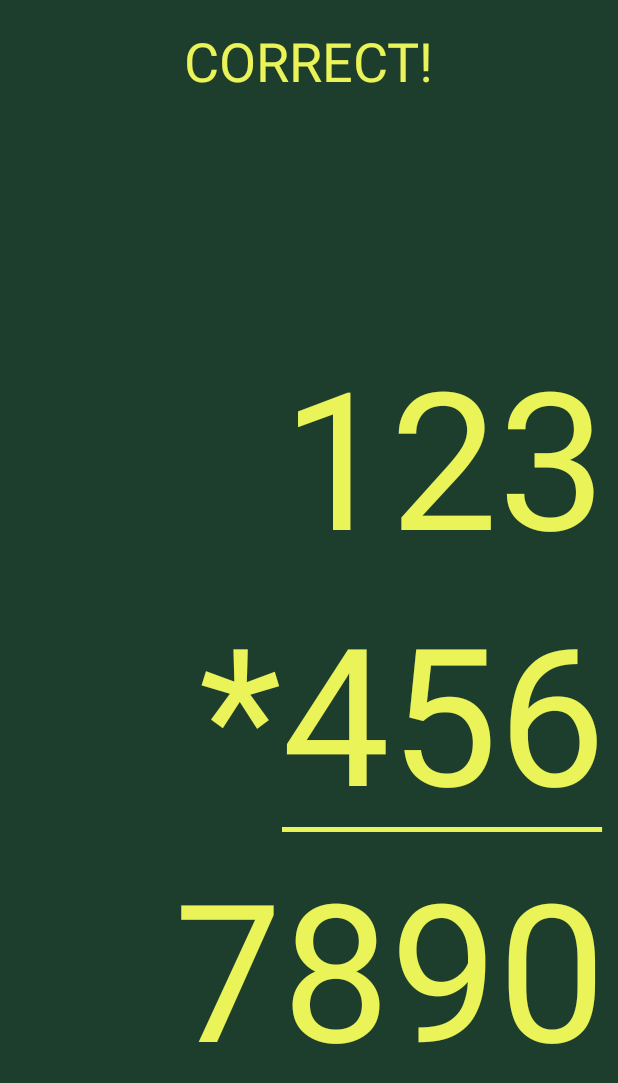
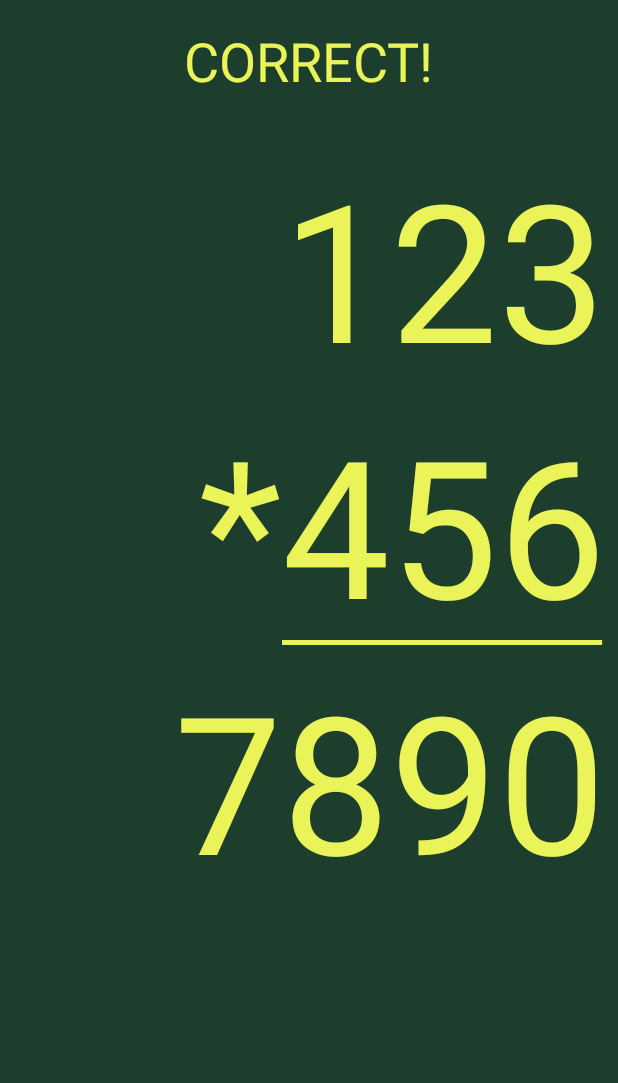
Before and after one commit to stupid-genius/Math-Tutor, an Android app: the layout activity_main.xml on its own in the app's theme, with its tools: preview values and no code run, on a phone screen of 412 x 824 dp. Shown: the top 1083 px of the screen. Run offline under Robolectric (Android 15) with nearby library versions, the phone set to English and light mode, and no system bars.

Commit message:
Layout changes
Linear layout with room at bottom for buttons.

```diff
--- a/app/src/main/res/layout/activity_main.xml
+++ b/app/src/main/res/layout/activity_main.xml
@@ -8,6 +8,7 @@
     tools:context=".MainActivity">
 
     <LinearLayout
+        android:id="@+id/linearLayout"
         android:layout_width="match_parent"
         android:layout_height="match_parent"
         android:orientation="vertical"
@@ -18,7 +19,7 @@
         <LinearLayout
             android:layout_width="match_parent"
             android:layout_height="wrap_content"
-            android:layout_weight="70"
+            android:layout_weight="30"
             android:orientation="vertical">
 
             <androidx.constraintlayout.widget.ConstraintLayout
@@ -27,7 +28,7 @@
                 android:layout_height="match_parent">
 
                 <TextView
-                    android:id="@+id/textView3"
+                    android:id="@+id/result"
                     android:layout_width="wrap_content"
                     android:layout_height="wrap_content"
                     android:layout_marginTop="16dp"
@@ -106,10 +107,11 @@
         <LinearLayout
             android:layout_width="match_parent"
             android:layout_height="wrap_content"
-            android:layout_weight="30"
+            android:layout_weight="5"
             android:orientation="vertical">
 
             <androidx.constraintlayout.widget.ConstraintLayout
+                android:id="@+id/answerLayout"
                 android:layout_width="match_parent"
                 android:layout_height="match_parent">
 
@@ -119,6 +121,8 @@
                     android:layout_height="wrap_content"
                     android:layout_marginEnd="8dp"
                     android:layout_marginRight="8dp"
+                    android:editable="true"
+                    android:inputType="numberDecimal"
                     android:text="7890"
                     android:textColor="#eaf458"
                     android:textSize="128sp"
@@ -126,7 +130,34 @@
                     app:autoSizeTextType="uniform"
                     app:layout_constraintEnd_toEndOf="parent"
                     app:layout_constraintTop_toTopOf="parent" />
+
+                <EditText
+                    android:id="@+id/input"
+                    android:layout_width="0dp"
+                    android:layout_height="wrap_content"
+                    android:ems="10"
+                    android:inputType="number"
+                    android:singleLine="true"
+                    android:textColor="#eaf458"
+                    android:textStyle="bold"
+                    android:visibility="gone"
+                    app:layout_constraintBottom_toBottomOf="parent"
+                    app:layout_constraintEnd_toStartOf="@+id/button"
+                    app:layout_constraintStart_toStartOf="parent"
+                    tools:visibility="gone" />
+
+                <Button
+                    android:id="@+id/button"
+                    android:layout_width="wrap_content"
+                    android:layout_height="wrap_content"
+                    android:text="✓"
+                    android:visibility="gone"
+                    app:layout_constraintBottom_toBottomOf="parent"
+                    app:layout_constraintEnd_toEndOf="parent"
+                    tools:visibility="gone" />
+
             </androidx.constraintlayout.widget.ConstraintLayout>
         </LinearLayout>
     </LinearLayout>
+
 </androidx.constraintlayout.widget.ConstraintLayout>
--- a/app/src/main/res/values/colors.xml
+++ b/app/src/main/res/values/colors.xml
@@ -1,6 +1,6 @@
 <?xml version="1.0" encoding="utf-8"?>
 <resources>
-    <color name="colorPrimary">#008577</color>
-    <color name="colorPrimaryDark">#00574B</color>
-    <color name="colorAccent">#D81B60</color>
+    <color name="colorPrimary">#1d3d2d</color>
+    <color name="colorPrimaryDark">#103221</color>
+    <color name="colorAccent">#eaf458</color>
 </resources>
```
Also changed, not shown: app/src/main/java/com/stupid_genius/mathtutor/MainActivity.java (+66 -5 lines).
